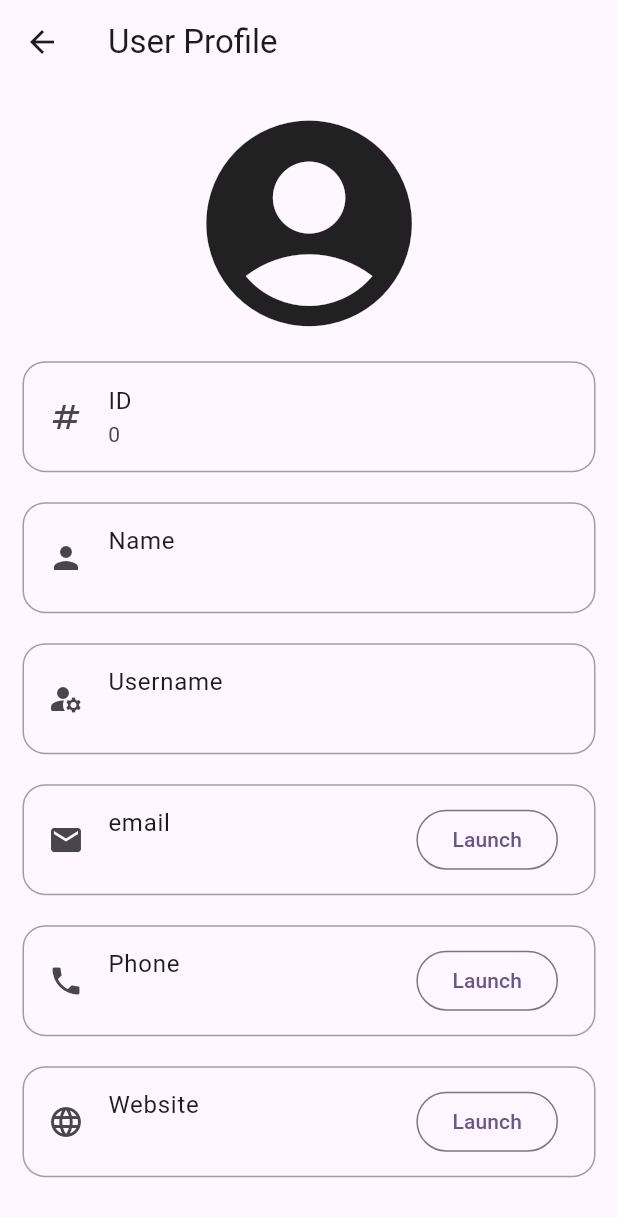
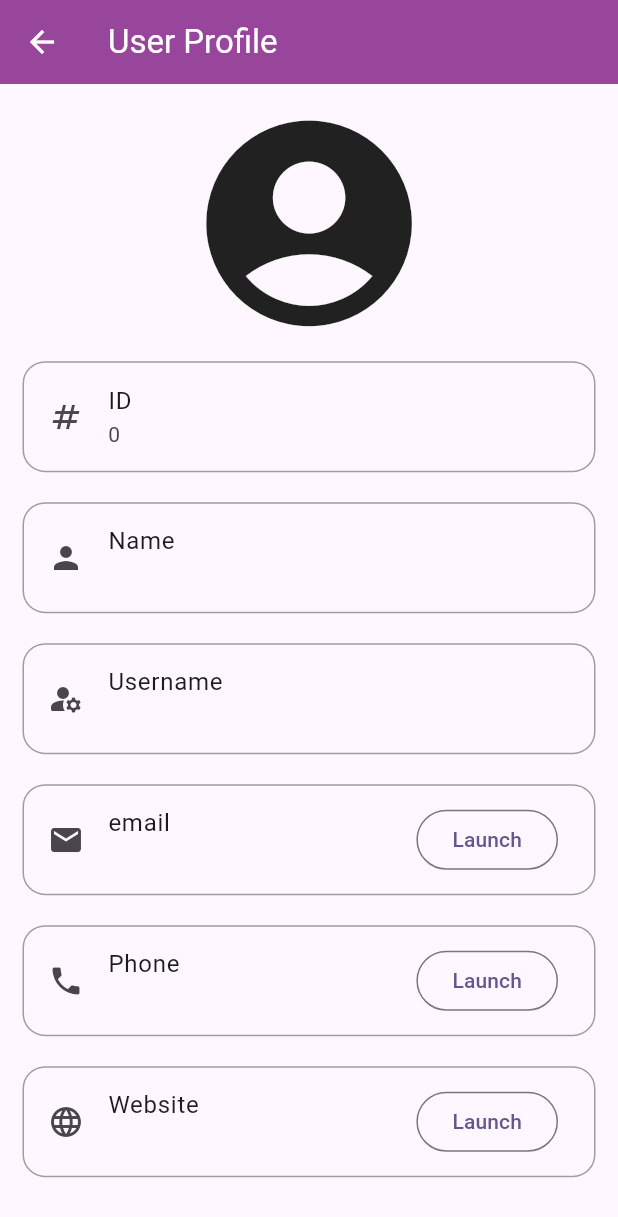
Before and after one commit to noura2tarek/User_Profile_Management, a Flutter app: the ProfileScreen screen opened directly with empty values, on a phone screen of 412 x 824 dp. Shown: the top 1217 px of the screen. Run offline on Flutter 3.47's test engine with Material 3 defaults, Android fonts, the light colour scheme and no system bars; our stand-ins replace dio, fluttertoast, shared_preferences; accounts and stored records are empty; network calls fail.

Commit message:
Edit profile

```diff
--- a/lib/view/screens/profile/profile_screen.dart
+++ b/lib/view/screens/profile/profile_screen.dart
@@ -10,11 +10,14 @@ class ProfileScreen extends StatelessWidget {
 
   @override
   Widget build(BuildContext context) {
+    const Color myColor = Color.fromARGB(255, 152, 70, 155);
+
     return Scaffold(
       appBar: AppBar(
         title: Text("User Profile"),
+        backgroundColor: myColor,
+        foregroundColor: Colors.white,
       ),
-
       body: SafeArea(
         minimum: EdgeInsets.symmetric(vertical: 10, horizontal: 10),
         child: SingleChildScrollView(
@@ -37,19 +40,21 @@ class ProfileScreen extends StatelessWidget {
                 title: 'email',
                 subtitle: user.email,
                 iconData: Icons.mail,
-                onTap: ()=> ProfileMethods.launchEmail(email: user.email, context: context),
+                onTap: () => ProfileMethods.launchEmail(
+                    email: user.email, context: context),
               ),
               PersonInfoTitle(
-                title: 'Phone',
-                subtitle: user.phone,
-                iconData: Icons.phone,
-                onTap: ()=> ProfileMethods.callUserPhone(phoneNumber: user.phone, context: context)
-              ),
+                  title: 'Phone',
+                  subtitle: user.phone,
+                  iconData: Icons.phone,
+                  onTap: () => ProfileMethods.callUserPhone(
+                      phoneNumber: user.phone, context: context)),
               PersonInfoTitle(
                 title: 'Website',
                 subtitle: user.website,
                 iconData: Icons.language,
-                onTap: ()=> ProfileMethods.launchWebsite(websiteLink: user.website, context: context),
+                onTap: () => ProfileMethods.launchWebsite(
+                    websiteLink: user.website, context: context),
               ),
             ],
           ),
```
